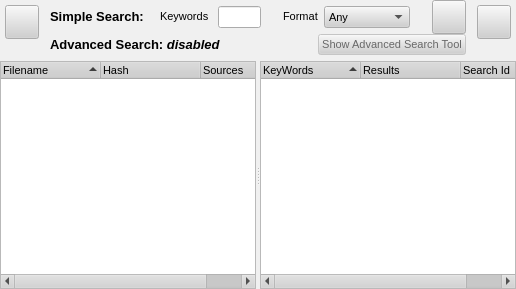
Above: rs-Qt-gui/src/gui/SearchDialog.ui from autoscatto/retroshare before the change. Below: the same form after it.
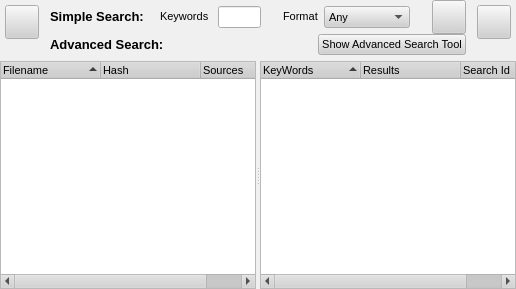
That is the form after the change. Icons and pictures are not drawn.

Commit message: Prototype of the Advanced Search Dialog and advanced search functionality and switched it on in the SearchDialog. Notes: dialog layout management still needs tweaking but it is at least functional.

Diff of the .ui file:
```diff
--- a/rs-Qt-gui/src/gui/SearchDialog.ui
+++ b/rs-Qt-gui/src/gui/SearchDialog.ui
@@ -10,9 +10,7 @@
    </rect>
   </property>
   <property name="sizePolicy" >
-   <sizepolicy>
-    <hsizetype>1</hsizetype>
-    <vsizetype>1</vsizetype>
+   <sizepolicy vsizetype="Minimum" hsizetype="Minimum" >
     <horstretch>1</horstretch>
     <verstretch>1</verstretch>
    </sizepolicy>
@@ -504,7 +502,19 @@
    <property name="margin" >
     <number>0</number>
    </property>
-   <property name="spacing" >
+   <property name="topMargin" >
+    <number>0</number>
+   </property>
+   <property name="rightMargin" >
+    <number>0</number>
+   </property>
+   <property name="bottomMargin" >
+    <number>0</number>
+   </property>
+   <property name="horizontalSpacing" >
+    <number>1</number>
+   </property>
+   <property name="verticalSpacing" >
     <number>1</number>
    </property>
    <item row="0" column="0" >
@@ -591,9 +601,7 @@
        <item>
         <widget class="QFrame" name="SearchModeFrame" >
          <property name="sizePolicy" >
-          <sizepolicy>
-           <hsizetype>1</hsizetype>
-           <vsizetype>1</vsizetype>
+          <sizepolicy vsizetype="Minimum" hsizetype="Minimum" >
            <horstretch>255</horstretch>
            <verstretch>0</verstretch>
           </sizepolicy>
@@ -827,9 +835,7 @@
              <bool>true</bool>
             </property>
             <property name="sizePolicy" >
-             <sizepolicy>
-              <hsizetype>1</hsizetype>
-              <vsizetype>1</vsizetype>
+             <sizepolicy vsizetype="Minimum" hsizetype="Minimum" >
               <horstretch>0</horstretch>
               <verstretch>0</verstretch>
              </sizepolicy>
@@ -857,8 +863,11 @@
                </property>
                <item>
                 <widget class="QLabel" name="label_4" >
+                 <property name="lineWidth" >
+                  <number>0</number>
+                 </property>
                  <property name="text" >
-                  <string>&lt;h3>Advanced Search: &lt;i>disabled&lt;/i>&lt;/h3></string>
+                  <string>&lt;h3>Advanced Search:&lt;/h3></string>
                  </property>
                 </widget>
                </item>
@@ -881,12 +890,10 @@
                <item>
                 <widget class="QPushButton" name="focusAdvSearchDialogBtn" >
                  <property name="enabled" >
-                  <bool>false</bool>
+                  <bool>true</bool>
                  </property>
                  <property name="sizePolicy" >
-                  <sizepolicy>
-                   <hsizetype>0</hsizetype>
-                   <vsizetype>0</vsizetype>
+                  <sizepolicy vsizetype="Fixed" hsizetype="Fixed" >
                    <horstretch>0</horstretch>
                    <verstretch>0</verstretch>
                   </sizepolicy>
```
Left out of the diff: 169 changed lines with no effect on the pictures. The commit also changes 10 other files.
